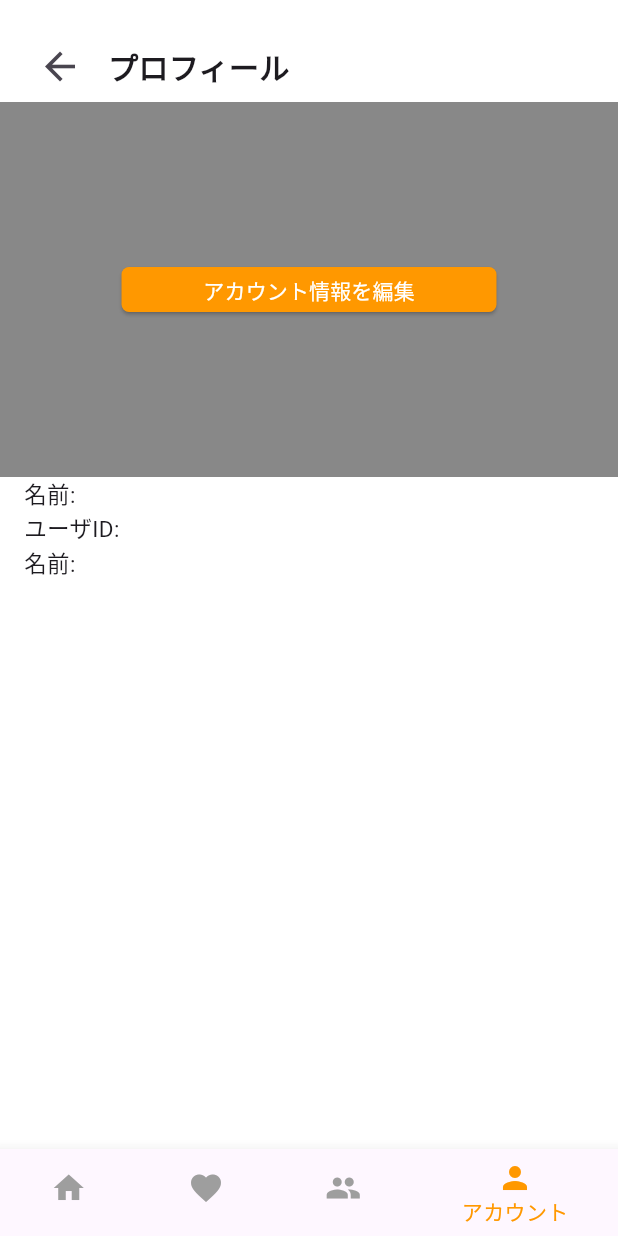
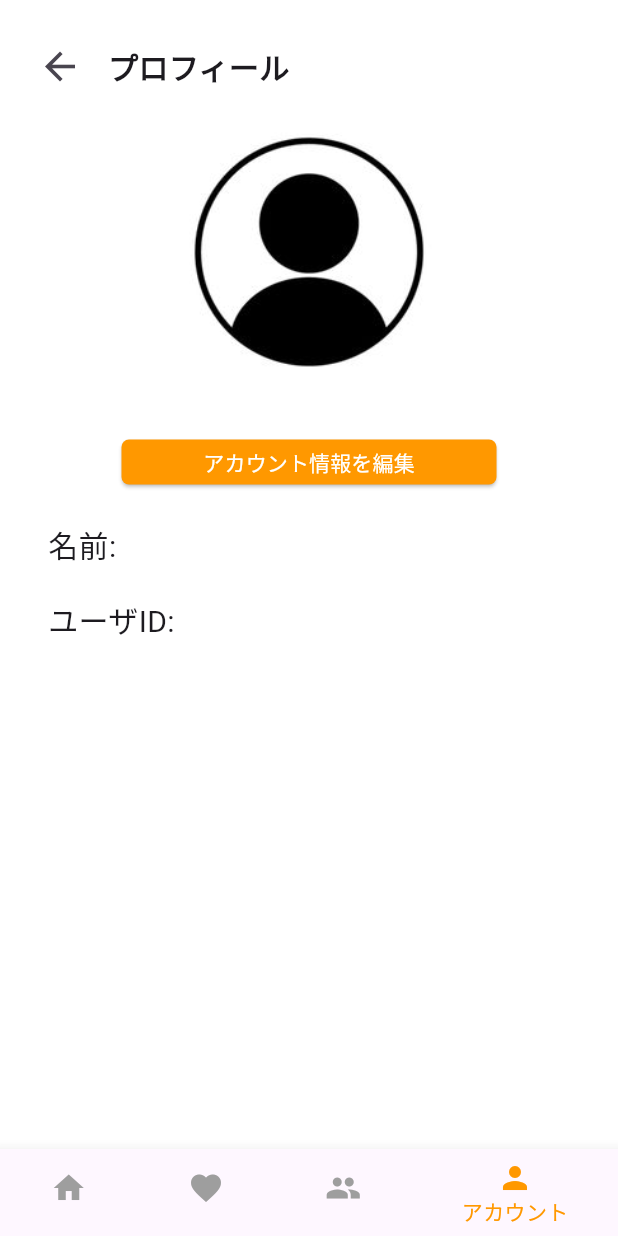
Before and after one commit to Ktento/breman-front, a Flutter app: the AccountProfile screen opened directly, on a phone screen of 412 x 824 dp. Run offline on Flutter 3.47's test engine with Material 3 defaults, Android fonts, the phone set to English and light mode, and no system bars; missing offline and left inert: dart:ffi; network calls fail.

Commit message:
アイコンを追加し、細部を修正

```diff
--- a/lib/account_profile.dart
+++ b/lib/account_profile.dart
@@ -42,10 +42,18 @@ class _AccountProfileState extends State<AccountProfile> {
 
             // その他のコンテンツをここに追加
             Container(
-              padding: const EdgeInsets.all(16.0),
-              color: const Color.fromARGB(119, 0, 0, 0),
+              width: 200,
+              height: 200,
+              child: ClipRRect(
+                borderRadius: BorderRadius.circular(50), //丸み具合を調整
+                child: Image.asset('images/image.png'),
+              ),
+            ),
+            Container(
+              padding: EdgeInsets.only(top: 20, left: 16, right: 16),
+              color: const Color.fromARGB(119, 255, 255, 255),
               width: MediaQuery.of(context).size.width, // 画面の幅に合わせる
-              height: 250, // 高さ
+              height: 60, // 高さ
               alignment: Alignment.center, // ボタンを中央に配置
               child: SizedBox(
                 width: 250, // ボタンの幅
@@ -75,6 +83,7 @@ class _AccountProfileState extends State<AccountProfile> {
             ),
 
             Container(
+              padding: EdgeInsets.only(top: 20, left: 16, right: 16),
               child: Row(
                 children: [
                   Expanded(
@@ -83,9 +92,9 @@ class _AccountProfileState extends State<AccountProfile> {
                       child: Padding(
                         padding: const EdgeInsets.only(left: 16.0),
                         child: Text(
-                          '名前:' + user_name,
+                          '名前:　　' + user_name,
                           style: TextStyle(
-                            fontSize: 15,
+                            fontSize: 20,
                           ),
                         ),
                       ),
@@ -94,7 +103,8 @@ class _AccountProfileState extends State<AccountProfile> {
                 ],
               ),
             ),
-             Container(
+            Container(
+              padding: EdgeInsets.only(top: 20, left: 16, right: 16),
               child: Row(
                 children: [
                   Expanded(
@@ -103,29 +113,9 @@ class _AccountProfileState extends State<AccountProfile> {
                       child: Padding(
                         padding: const EdgeInsets.only(left: 16.0),
                         child: Text(
-                          'ユーザID:' + user_id,
+                          'ユーザID: ' + user_id,
                           style: TextStyle(
-                            fontSize: 15,
-                          ),
-                        ),
-                      ),
-                    ),
-                  ),
-                ],
-              ),
-            ),
-             Container(
-              child: Row(
-                children: [
-                  Expanded(
-                    child: Align(
-                      alignment: Alignment.centerLeft,
-                      child: Padding(
-                        padding: const EdgeInsets.only(left: 16.0),
-                        child: Text(
-                          '名前:' + user_name,
-                          style: TextStyle(
-                            fontSize: 15,
+                            fontSize: 20,
                           ),
                         ),
                       ),
```
Also changed, not shown: images/image.png (added).
